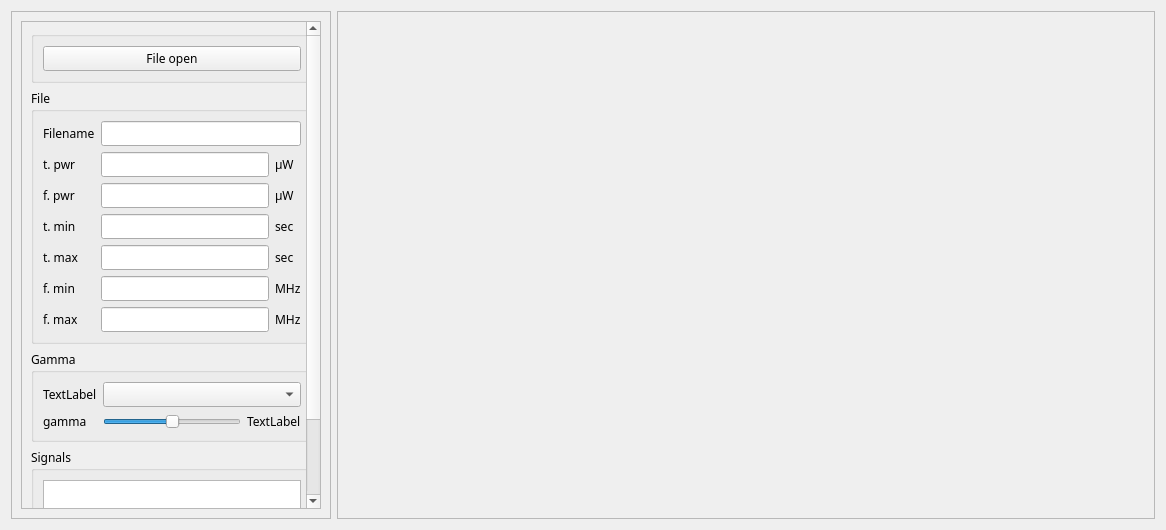
Before: the Qt Designer form ui/dashboard.ui in widev3/waterfall, drawn with Qt 5.
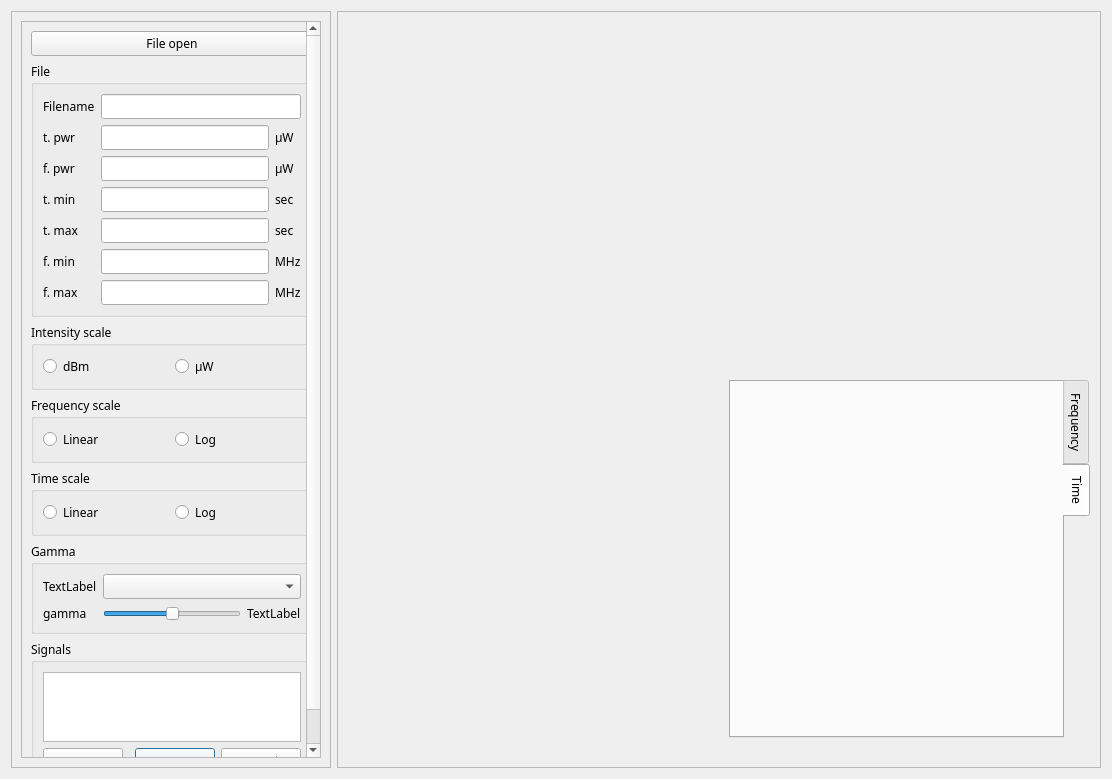
After: the same form once the commit is applied.

Commit message: linear from scratch

Patch:
```diff
--- a/ui/dashboard.ui
+++ b/ui/dashboard.ui
@@ -6,8 +6,8 @@
    <rect>
     <x>0</x>
     <y>0</y>
-    <width>1166</width>
-    <height>530</height>
+    <width>1112</width>
+    <height>779</height>
    </rect>
   </property>
   <property name="font">
@@ -64,35 +64,26 @@
          <property name="geometry">
           <rect>
            <x>0</x>
-           <y>0</y>
+           <y>-103</y>
            <width>300</width>
-           <height>632</height>
+           <height>842</height>
           </rect>
          </property>
          <layout class="QVBoxLayout" name="verticalLayout">
           <item>
-           <widget class="QGroupBox" name="groupBox_buttons">
-            <property name="title">
-             <string/>
+           <widget class="QPushButton" name="pushButtonFileOpen">
+            <property name="focusPolicy">
+             <enum>Qt::FocusPolicy::NoFocus</enum>
             </property>
-            <layout class="QGridLayout" name="gridLayout_7">
-             <item row="0" column="0">
-              <widget class="QPushButton" name="pushButtonFileOpen">
-               <property name="focusPolicy">
-                <enum>Qt::FocusPolicy::NoFocus</enum>
-               </property>
-               <property name="text">
-                <string>File open</string>
-               </property>
-               <property name="iconSize">
-                <size>
-                 <width>25</width>
-                 <height>25</height>
-                </size>
-               </property>
-              </widget>
-             </item>
-            </layout>
+            <property name="text">
+             <string>File open</string>
+            </property>
+            <property name="iconSize">
+             <size>
+              <width>25</width>
+              <height>25</height>
+             </size>
+            </property>
            </widget>
           </item>
           <item>
@@ -244,6 +235,75 @@
             </layout>
            </widget>
           </item>
+          <item>
+           <widget class="QGroupBox" name="groupBox">
+            <property name="title">
+             <string>Intensity scale</string>
+            </property>
+            <layout class="QHBoxLayout" name="horizontalLayout">
+             <item>
+              <widget class="QRadioButton" name="radioButtonISdBm">
+               <property name="text">
+                <string>dBm</string>
+               </property>
+              </widget>
+             </item>
+             <item>
+              <widget class="QRadioButton" name="radioButtonISuW">
+               <property name="text">
+                <string>µW</string>
+               </property>
+              </widget>
+             </item>
+            </layout>
+           </widget>
+          </item>
+          <item>
+           <widget class="QGroupBox" name="groupBox_2">
+            <property name="title">
+             <string>Frequency scale</string>
+            </property>
+            <layout class="QHBoxLayout" name="horizontalLayout_2">
+             <item>
+              <widget class="QRadioButton" name="radioButtonFSLin">
+               <property name="text">
+                <string>Linear</string>
+               </property>
+              </widget>
+             </item>
+             <item>
+              <widget class="QRadioButton" name="radioButtonFSLog">
+               <property name="text">
+                <string>Log</string>
+               </property>
+              </widget>
+             </item>
+            </layout>
+           </widget>
+          </item>
+          <item>
+           <widget class="QGroupBox" name="groupBox_3">
+            <property name="title">
+             <string>Time scale</string>
+            </property>
+            <layout class="QHBoxLayout" name="horizontalLayout_3">
+             <item>
+              <widget class="QRadioButton" name="radioButtonTSLin">
+               <property name="text">
+                <string>Linear</string>
+               </property>
+              </widget>
+             </item>
+             <item>
+              <widget class="QRadioButton" name="radioButtonTSLog">
+               <property name="text">
+                <string>Log</string>
+               </property>
+              </widget>
+             </item>
+            </layout>
+           </widget>
+          </item>
           <item>
            <widget class="QGroupBox" name="groupBox_gamma">
             <property name="title">
@@ -358,18 +418,18 @@
       <item row="0" column="1">
        <layout class="QVBoxLayout" name="verticalLayoutSpec"/>
       </item>
-      <item row="1" column="1">
-       <layout class="QVBoxLayout" name="verticalLayoutTime"/>
-      </item>
-      <item row="1" column="2">
-       <layout class="QHBoxLayout" name="horizontalLayoutTotal">
-        <item>
-         <layout class="QVBoxLayout" name="verticalLayoutTotalTime"/>
-        </item>
-        <item>
-         <layout class="QVBoxLayout" name="verticalLayoutTotalFreq"/>
-        </item>
-       </layout>
+      <item row="2" column="2">
+       <spacer name="horizontalSpacer_2">
+        <property name="orientation">
+         <enum>Qt::Orientation::Horizontal</enum>
+        </property>
+        <property name="sizeHint" stdset="0">
+         <size>
+          <width>40</width>
+          <height>20</height>
+         </size>
+        </property>
+       </spacer>
       </item>
       <item row="1" column="0">
        <spacer name="verticalSpacer">
@@ -384,22 +444,12 @@
         </property>
        </spacer>
       </item>
-      <item row="0" column="0">
-       <spacer name="verticalSpacer_2">
-        <property name="orientation">
-         <enum>Qt::Orientation::Vertical</enum>
-        </property>
-        <property name="sizeHint" stdset="0">
-         <size>
-          <width>20</width>
-          <height>40</height>
-         </size>
-        </property>
-       </spacer>
-      </item>
       <item row="0" column="2">
        <layout class="QVBoxLayout" name="verticalLayoutFreq"/>
       </item>
+      <item row="1" column="1">
+       <layout class="QVBoxLayout" name="verticalLayoutTime"/>
+      </item>
       <item row="2" column="1">
        <spacer name="horizontalSpacer">
         <property name="orientation">
@@ -413,15 +463,45 @@
         </property>
        </spacer>
       </item>
-      <item row="2" column="2">
-       <spacer name="horizontalSpacer_2">
+      <item row="1" column="2">
+       <widget class="QTabWidget" name="tabWidget">
+        <property name="tabPosition">
+         <enum>QTabWidget::TabPosition::East</enum>
+        </property>
+        <property name="currentIndex">
+         <number>1</number>
+        </property>
+        <widget class="QWidget" name="tab">
+         <attribute name="title">
+          <string>Frequency</string>
+         </attribute>
+         <layout class="QGridLayout" name="gridLayout_7">
+          <item row="0" column="0">
+           <layout class="QVBoxLayout" name="verticalLayoutTotalFreq"/>
+          </item>
+         </layout>
+        </widget>
+        <widget class="QWidget" name="tab_2">
+         <attribute name="title">
+          <string>Time</string>
+         </attribute>
+         <layout class="QGridLayout" name="gridLayout_8">
+          <item row="0" column="0">
+           <layout class="QVBoxLayout" name="verticalLayoutTotalTime"/>
+          </item>
+         </layout>
+        </widget>
+       </widget>
+      </item>
+      <item row="0" column="0">
+       <spacer name="verticalSpacer_2">
         <property name="orientation">
-         <enum>Qt::Orientation::Horizontal</enum>
+         <enum>Qt::Orientation::Vertical</enum>
         </property>
         <property name="sizeHint" stdset="0">
          <size>
-          <width>40</width>
-          <height>20</height>
+          <width>20</width>
+          <height>40</height>
          </size>
         </property>
        </spacer>
```
The commit also changes 6 other files.
